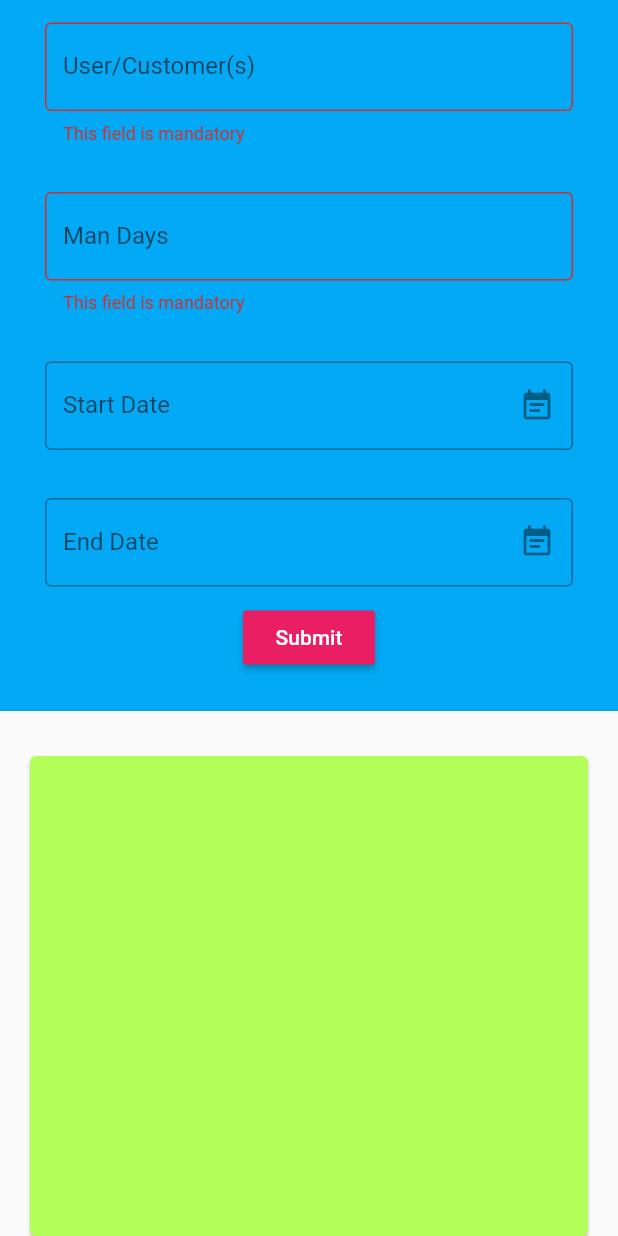
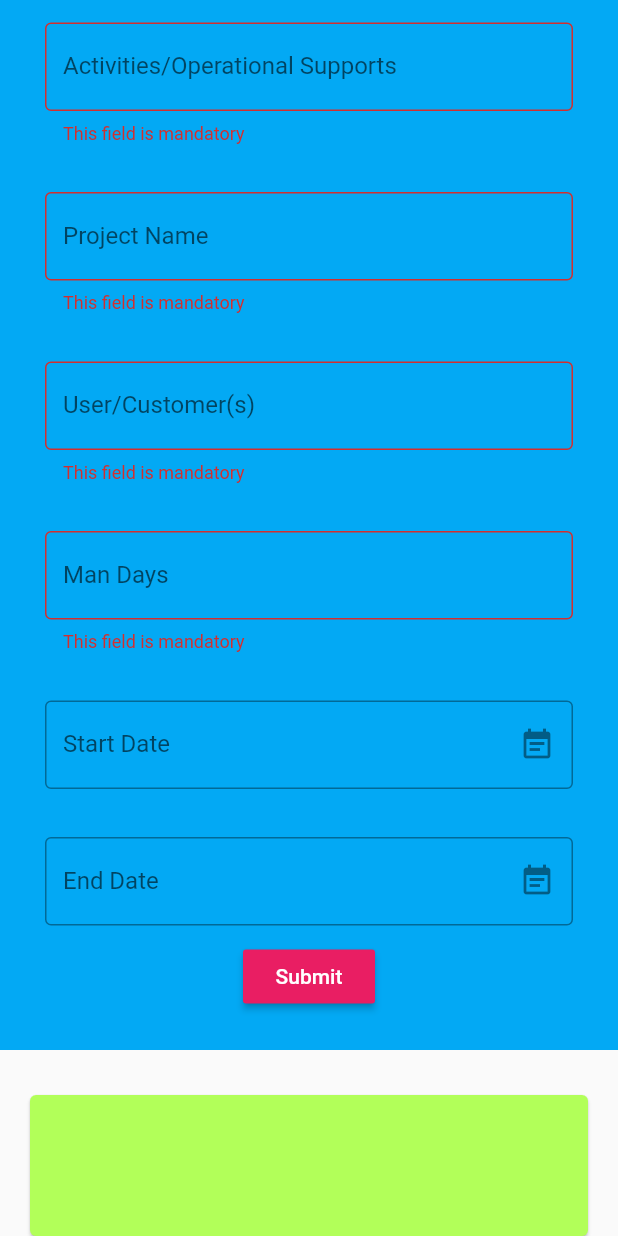
Before and after one commit to amanasmuei/NMS-Productivity-Portal, a Flutter app: the AddActivity screen opened directly, after a tap on "Submit", on a phone screen of 412 x 824 dp. Run offline on Flutter 3.47's test engine with Material 2 defaults, Android fonts, the phone set to English and light mode, and no system bars; drawn by our look-alikes of date_field; our stand-ins replace get, shared_preferences; accounts and stored records are empty; Roboto replaces fonts that are missing (Gugi).

Commit message:
add activity validator

```diff
--- a/lib/controllers/LoginController.dart
+++ b/lib/controllers/LoginController.dart
@@ -12,7 +12,7 @@ class LoginController extends GetxController {
       loginProcess(true);
       List loginResp = await Api.login(staffId: staffid, password: password);
       print(loginResp[0]['success']);
-      if (loginResp[0]['success'] == false) {
+      if (loginResp[0]['success'] != false) {
         // to store token
         // final prefs = await SharedPreferences.getInstance();
         // prefs.setString("token", loginResp[0]);
--- a/lib/views/Add_activity.dart
+++ b/lib/views/Add_activity.dart
@@ -15,11 +15,13 @@ var _pages = [
 
 class Contact {
 
-  Contact({this.id,this.user,this.mandays});
+  Contact({this.id,this.user,this.mandays,this.activities,this.project});
 
   int id;
   String user;
   String mandays;
+  String activities;
+  String project;
 }
 
 class AddActivity extends StatefulWidget {
@@ -34,7 +36,6 @@ class _AddActivityState extends State<AddActivity> {
   Contact _contact= Contact();
   List<Contact> _contacts = [];
   /*final GlobalKey<FormState> _formKey = GlobalKey();
-
   // This function is triggered when the "Save" button is pressed
   void _saveForm() {
     final bool isValid = _formKey.currentState.validate();
@@ -77,11 +78,16 @@ class _AddActivityState extends State<AddActivity> {
                     size: 40.0,
                   ),
                   title: Text(
-                    _contacts[index].user.toUpperCase(),
+                    _contacts[index].activities.toUpperCase(),
                     style: TextStyle(
                         color: Colors.blue, fontWeight: FontWeight.bold),
                   ),
-                  subtitle: Text(_contacts[index].mandays),
+                  subtitle: Column(
+                       children:[
+                         Text(_contacts[index].project),
+                         Text(_contacts[index].user),
+                         Text(_contacts[index].mandays),
+                  ]),
                   onTap: () {},
                 ),
                 Divider(
@@ -106,9 +112,29 @@ class _AddActivityState extends State<AddActivity> {
         children: <Widget>[
           TextFormField(
             decoration: InputDecoration(border: OutlineInputBorder(),
+                labelText: 'Activities/Operational Supports'),
+            validator: (val) =>
+            (val.length == 0 ? 'This field is mandatory' : null),
+            onSaved: (val) => setState(() => _contact.activities = val),
+          ),
+          Padding(
+            padding: EdgeInsets.symmetric(horizontal: 8, vertical: 16),
+          ),
+          TextFormField(
+            decoration: InputDecoration(border: OutlineInputBorder(),
+                labelText: 'Project Name'),
+            validator: (val) =>
+            val.length == 0 ? 'This field is mandatory' : null,
+            onSaved: (val) => setState(() => _contact.project = val),
+          ),
+          Padding(
+            padding: EdgeInsets.symmetric(horizontal: 8, vertical: 16),
+          ),
+          TextFormField(
+            decoration: InputDecoration(border: OutlineInputBorder(),
                 labelText: 'User/Customer(s)'),
             validator: (val) =>
-            (val.length == 0 ? 'This field is mandatory' : null),
+            val.length == 0 ? 'This field is mandatory' : null,
             onSaved: (val) => setState(() => _contact.user = val),
           ),
           Padding(
@@ -171,10 +197,12 @@ class _AddActivityState extends State<AddActivity> {
                 if (form.validate()) {
                   form.save();
                   print('''
+    Activities/Operational Supports: ${_contact.activities}
+    Project Name: ${_contact.project}
     User/Customer(s) : ${_contact.user}
     Man Day's : ${_contact.mandays}
     ''');
-                  _contacts.add(Contact(id:null,user:_contact.user,mandays:_contact.mandays));
+                  _contacts.add(Contact(id:null,activities:_contact.activities,project:_contact.project,user:_contact.user,mandays:_contact.mandays));
                   form.reset();
                 }
               },
```
